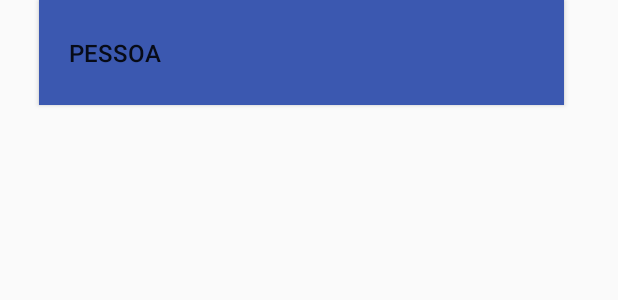
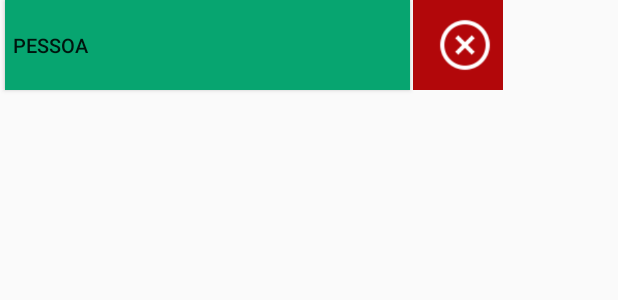
Before and after one commit to AmauryTavares/WatchRoom, an Android app: the layout room_left_menu_item.xml on its own in the app's theme, with its tools: preview values and no code run, on a phone screen of 412 x 824 dp. Shown: the top 300 px of the screen. Run offline under Robolectric (Android 15) with nearby library versions, the phone set to English and light mode, and no system bars.

Commit message:
funcionalities implemented

```diff
--- a/app/src/main/AndroidManifest.xml
+++ b/app/src/main/AndroidManifest.xml
@@ -82,6 +82,11 @@
             android:windowSoftInputMode="stateHidden"></activity>
 
         <activity
+            android:name=".RoomSharingActivity"
+            android:screenOrientation="landscape"
+            android:windowSoftInputMode="stateHidden"></activity>
+
+        <activity
             android:name=".RoomSettingsActivity"
             android:screenOrientation="landscape"
             android:windowSoftInputMode="stateHidden"></activity>
--- a/app/src/main/java/com/example/watchroom/CodeRoomScreenActivity.java
+++ b/app/src/main/java/com/example/watchroom/CodeRoomScreenActivity.java
@@ -41,9 +41,7 @@ public class CodeRoomScreenActivity extends Activity {
 
         if (room != null) {
             Intent intent = new Intent(view.getContext(), VideoScreenActivity.class);
-
             intent.putExtra("Room", room);
-
             view.getContext().startActivity(intent);
         }
     }
--- a/app/src/main/java/com/example/watchroom/RepositoryRoom.java
+++ b/app/src/main/java/com/example/watchroom/RepositoryRoom.java
@@ -128,7 +128,6 @@ public class RepositoryRoom {
         // Query Parameters
         query.whereEqualTo("code", code);
         query.whereEqualTo("password", password);
-        query.whereEqualTo("privacy", "Privada");
 
         try {
             List<ParseObject> objects = query.find();
--- a/app/src/main/res/layout/friends_list_screen.xml
+++ b/app/src/main/res/layout/friends_list_screen.xml
@@ -71,15 +71,14 @@
 
     </RelativeLayout>
 
-
     <GridView
         android:id="@+id/friends_list_view"
-        android:layout_width="500dp"
+        android:layout_width="350dp"
         android:layout_height="310dp"
         android:layout_gravity="center"
         android:layout_marginTop="20dp"
         android:scrollbars="vertical"
-        tools:listitem="@layout/friends_list_item" >
+        tools:listitem="@layout/room_left_menu_item" >
     </GridView>
 
     <LinearLayout
--- a/app/src/main/res/layout/room_left_menu_item.xml
+++ b/app/src/main/res/layout/room_left_menu_item.xml
@@ -1,28 +1,38 @@
 <?xml version="1.0" encoding="utf-8"?>
 <LinearLayout
-    xmlns:android="http://schemas.android.com/apk/res/android" android:layout_width="match_parent"
-    android:layout_height="match_parent">
+    xmlns:android="http://schemas.android.com/apk/res/android"
+    xmlns:tools="http://schemas.android.com/tools"
+    android:layout_width="wrap_content"
+    android:layout_height="wrap_content">
 
-    <RelativeLayout
-        android:layout_width="match_parent"
-        android:layout_height="wrap_content">
+    <Button
+        android:id="@+id/text_left_menu_item"
+        android:layout_width="270dp"
+        android:layout_height="60dp"
+        android:layout_alignParentStart="true"
+        android:layout_marginStart="3dp"
+        android:layout_marginBottom="3dp"
+        android:background="@color/button_green"
+        android:paddingLeft="5dp"
+        android:text="Pessoa"
+        android:textAlignment="viewStart"
+        android:textSize="13dp" />
 
-        <Button
-            android:id="@+id/room_left_menu_item"
-            android:layout_width="350dp"
-            android:layout_height="70dp"
-            android:layout_alignParentEnd="true"
-            android:layout_marginEnd="36dp"
-            android:layout_marginBottom="10dp"
-            android:background="@color/button_soft_blue"
-            android:textAlignment="viewStart"
-            android:text="Pessoa"
-            android:paddingLeft="20dp"
-            android:textSize="16sp">
-
-        </Button>
-
-    </RelativeLayout>
-
+    <ImageButton
+        android:id="@+id/btn_rmv_friend"
+        android:layout_width="60dp"
+        android:layout_height="60dp"
+        android:layout_alignParentEnd="true"
+        android:layout_marginStart="2dp"
+        android:layout_marginLeft="340dp"
+        android:layout_marginEnd="5dp"
+        android:background="@color/button_red"
+        android:focusable="true"
+        android:nextFocusLeft="@id/name_text"
+        android:nextFocusDown="@id/video_list"
+        android:paddingVertical="8dp"
+        android:paddingRight="3dp"
+        android:scaleType="fitEnd"
+        android:src="@drawable/close_icon" />
 
 </LinearLayout>
```
Also changed, not shown: app/src/main/java/com/example/watchroom/AdapterUsersList.java (+19 -3 lines), app/src/main/java/com/example/watchroom/FriendScreenActivity.java (+42 -29 lines), app/src/main/java/com/example/watchroom/RepositoryUser.java (+35 -0 lines), app/src/main/java/com/example/watchroom/RoomSharingActivity.java (added, +70 -0 lines), app/src/main/java/com/example/watchroom/VideoScreenActivity.java (+15 -1 lines), app/src/main/res/layout/sharing_screen.xml (+10 -7 lines).
